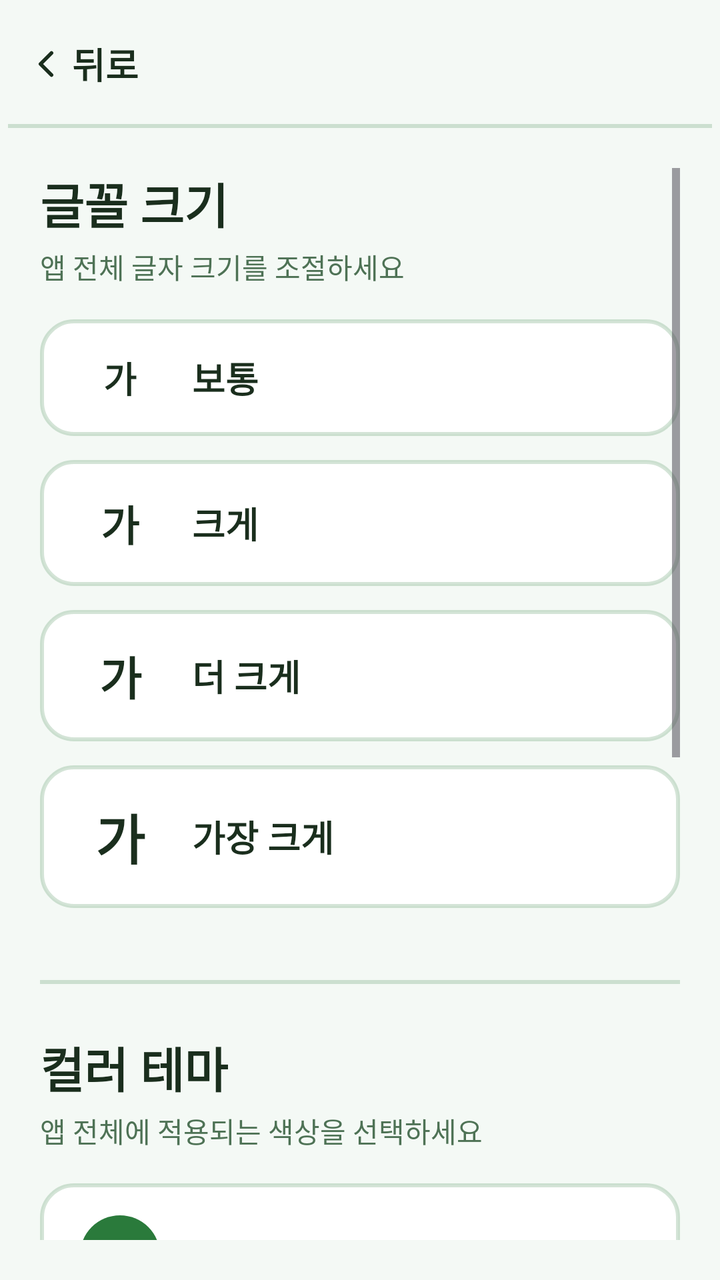
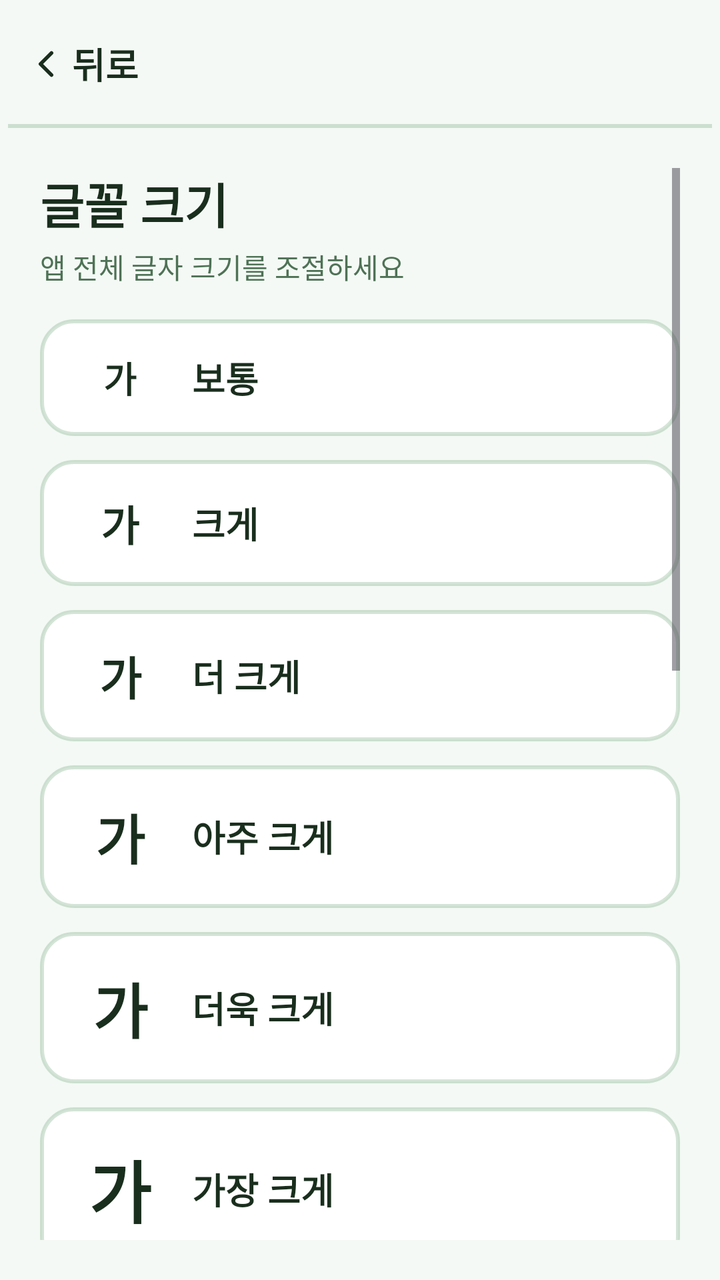

Before-and-after screenshots of an Android layout around one commit, followed by the original layout XML and the change that was made.
<!-- AndroidManifest.xml: application theme Theme.ParkGolf -->
<!-- res/layout/fragment_settings.xml -->
<?xml version="1.0" encoding="utf-8"?>
<LinearLayout xmlns:android="http://schemas.android.com/apk/res/android"
    android:layout_width="match_parent" android:layout_height="match_parent"
    android:orientation="vertical" android:background="?attr/parkBackground">

    <include android:id="@+id/topBar" layout="@layout/view_top_bar" />

    <ScrollView android:layout_width="match_parent" android:layout_height="0dp"
        android:layout_weight="1" android:fillViewport="true" android:padding="20dp">
        <LinearLayout android:layout_width="match_parent" android:layout_height="wrap_content"
            android:orientation="vertical">

            <TextView android:layout_width="wrap_content" android:layout_height="wrap_content"
                android:text="@string/font_size_title" android:textSize="@dimen/title_text"
                android:textStyle="bold" android:textColor="?attr/parkForeground" />
            <TextView android:layout_width="wrap_content" android:layout_height="wrap_content"
                android:text="@string/font_size_desc" android:textColor="?attr/parkMutedForeground"
                android:layout_marginTop="4dp" android:layout_marginBottom="16dp" />

            <LinearLayout android:id="@+id/rowFontNormal" style="@style/ThemeRow">
                <TextView android:layout_width="40dp" android:layout_height="wrap_content"
                    android:gravity="center" android:text="@string/font_preview_glyph"
                    android:textSize="18dp" android:textStyle="bold" android:textColor="?attr/parkForeground" />
                <TextView style="@style/ThemeRowLabel" android:text="@string/font_normal" />
                <ImageView android:id="@+id/checkFontNormal" style="@style/ThemeCheck" />
            </LinearLayout>
            <LinearLayout android:id="@+id/rowFontLarge" style="@style/ThemeRow">
                <TextView android:layout_width="40dp" android:layout_height="wrap_content"
                    android:gravity="center" android:text="@string/font_preview_glyph"
                    android:textSize="21dp" android:textStyle="bold" android:textColor="?attr/parkForeground" />
                <TextView style="@style/ThemeRowLabel" android:text="@string/font_large" />
                <ImageView android:id="@+id/checkFontLarge" style="@style/ThemeCheck" />
            </LinearLayout>
            <LinearLayout android:id="@+id/rowFontXlarge" style="@style/ThemeRow">
                <TextView android:layout_width="40dp" android:layout_height="wrap_content"
                    android:gravity="center" android:text="@string/font_preview_glyph"
                    android:textSize="23dp" android:textStyle="bold" android:textColor="?attr/parkForeground" />
                <TextView style="@style/ThemeRowLabel" android:text="@string/font_xlarge" />
                <ImageView android:id="@+id/checkFontXlarge" style="@style/ThemeCheck" />
            </LinearLayout>
            <LinearLayout android:id="@+id/rowFontXxlarge" style="@style/ThemeRow">
                <TextView android:layout_width="40dp" android:layout_height="wrap_content"
                    android:gravity="center" android:text="@string/font_preview_glyph"
                    android:textSize="27dp" android:textStyle="bold" android:textColor="?attr/parkForeground" />
                <TextView style="@style/ThemeRowLabel" android:text="@string/font_xxlarge" />
                <ImageView android:id="@+id/checkFontXxlarge" style="@style/ThemeCheck" />
            </LinearLayout>

            <View android:layout_width="match_parent" android:layout_height="2dp"
                android:background="?attr/parkBorder" android:layout_marginVertical="24dp" />

            <TextView android:layout_width="wrap_content" android:layout_height="wrap_content"
                android:text="@string/theme_section_title" android:textSize="@dimen/title_text"
                android:textStyle="bold" android:textColor="?attr/parkForeground" />
            <TextView android:layout_width="wrap_content" android:layout_height="wrap_content"
                android:text="@string/theme_section_desc" android:textColor="?attr/parkMutedForeground"
                android:layout_marginTop="4dp" android:layout_marginBottom="16dp" />

            <LinearLayout android:id="@+id/rowGreen" style="@style/ThemeRow">
                <View style="@style/ThemeSwatch" android:backgroundTint="@color/theme_green" />
                <TextView style="@style/ThemeRowLabel" android:text="@string/theme_green" />
                <ImageView android:id="@+id/checkGreen" style="@style/ThemeCheck" />
            </LinearLayout>
            <LinearLayout android:id="@+id/rowBlue" style="@style/ThemeRow">
                <View style="@style/ThemeSwatch" android:backgroundTint="@color/theme_blue" />
                <TextView style="@style/ThemeRowLabel" android:text="@string/theme_blue" />
                <ImageView android:id="@+id/checkBlue" style="@style/ThemeCheck" />
            </LinearLayout>
            <LinearLayout android:id="@+id/rowOrange" style="@style/ThemeRow">
                <View style="@style/ThemeSwatch" android:backgroundTint="@color/theme_orange" />
                <TextView style="@style/ThemeRowLabel" android:text="@string/theme_orange" />
                <ImageView android:id="@+id/checkOrange" style="@style/ThemeCheck" />
            </LinearLayout>
            <LinearLayout android:id="@+id/rowPurple" style="@style/ThemeRow">
                <View style="@style/ThemeSwatch" android:backgroundTint="@color/theme_purple" />
                <TextView style="@style/ThemeRowLabel" android:text="@string/theme_purple" />
                <ImageView android:id="@+id/checkPurple" style="@style/ThemeCheck" />
            </LinearLayout>

            <View android:layout_width="match_parent" android:layout_height="2dp"
                android:background="?attr/parkBorder" android:layout_marginVertical="24dp" />

            <TextView android:layout_width="wrap_content" android:layout_height="wrap_content"
                android:text="@string/default_name_title" android:textSize="@dimen/title_text"
                android:textStyle="bold" android:textColor="?attr/parkForeground" />
            <TextView android:layout_width="wrap_content" android:layout_height="wrap_content"
                android:text="@string/default_name_desc" android:textColor="?attr/parkMutedForeground"
                android:layout_marginTop="4dp" android:layout_marginBottom="16dp" />
            <LinearLayout android:layout_width="match_parent" android:layout_height="wrap_content"
                android:orientation="horizontal" android:gravity="center_vertical"
                android:background="@drawable/bg_card" android:paddingHorizontal="20dp" android:paddingVertical="16dp">
                <ImageView android:layout_width="20dp" android:layout_height="20dp"
                    android:src="@drawable/ic_user" android:importantForAccessibility="no" />
                <EditText android:id="@+id/etDefaultName"
                    android:layout_width="0dp" android:layout_height="wrap_content" android:layout_weight="1"
                    android:layout_marginStart="12dp" android:background="@android:color/transparent"
                    android:hint="@string/default_name_hint" android:textSize="@dimen/body_text"
                    android:textColor="?attr/parkForeground" android:inputType="text" />
            </LinearLayout>
        </LinearLayout>
    </ScrollView>
</LinearLayout>
<!-- res/layout/view_top_bar.xml (included above) -->
<?xml version="1.0" encoding="utf-8"?>
<androidx.constraintlayout.widget.ConstraintLayout
    xmlns:android="http://schemas.android.com/apk/res/android"
    xmlns:app="http://schemas.android.com/apk/res-auto"
    android:layout_width="match_parent"
    android:layout_height="wrap_content"
    android:background="?attr/parkBackground"
    android:minHeight="64dp"
    android:paddingHorizontal="4dp">

    <LinearLayout
        android:id="@+id/btnBack"
        android:layout_width="wrap_content"
        android:layout_height="@dimen/touch_min"
        android:orientation="horizontal"
        android:gravity="center_vertical"
        android:paddingHorizontal="8dp"
        android:background="?attr/selectableItemBackground"
        android:clickable="true"
        android:focusable="true"
        android:contentDescription="@string/back"
        app:layout_constraintStart_toStartOf="parent"
        app:layout_constraintTop_toTopOf="parent"
        app:layout_constraintBottom_toBottomOf="parent">
        <ImageView
            android:layout_width="22dp" android:layout_height="22dp"
            android:src="@drawable/ic_chevron_left"
            android:importantForAccessibility="no" />
        <TextView
            android:layout_width="wrap_content" android:layout_height="wrap_content"
            android:layout_marginStart="2dp"
            android:text="@string/back"
            android:textColor="?attr/parkForeground"
            android:textSize="@dimen/body_text"
            android:textStyle="bold" />
    </LinearLayout>

    <TextView
        android:id="@+id/tvBarTitle"
        android:layout_width="0dp"
        android:layout_height="wrap_content"
        android:gravity="center"
        android:textSize="@dimen/body_text"
        android:textStyle="bold"
        android:textColor="?attr/parkForeground"
        android:maxLines="1"
        android:ellipsize="end"
        app:layout_constraintStart_toEndOf="@id/btnBack"
        app:layout_constraintEnd_toStartOf="@id/barSpacer"
        app:layout_constraintTop_toTopOf="parent"
        app:layout_constraintBottom_toBottomOf="parent" />

    <Space
        android:id="@+id/barSpacer"
        android:layout_width="72dp"
        android:layout_height="1dp"
        app:layout_constraintEnd_toEndOf="parent"
        app:layout_constraintTop_toTopOf="parent" />

    <View android:layout_width="0dp" android:layout_height="@dimen/border_width"
        android:background="?attr/parkBorder"
        app:layout_constraintStart_toStartOf="parent"
        app:layout_constraintEnd_toEndOf="parent"
        app:layout_constraintBottom_toBottomOf="parent" />
</androidx.constraintlayout.widget.ConstraintLayout>
<!-- resources referenced by this layout -->
<resources>
  <color name="theme_blue">#1A6FA4</color>
  <color name="theme_green">#2A7A3B</color>
  <color name="theme_orange">#C2601A</color>
  <color name="theme_purple">#6B3FA0</color>
  <dimen name="body_text">18sp</dimen>
  <dimen name="border_width">2dp</dimen>
  <dimen name="title_text">24sp</dimen>
  <dimen name="touch_min">56dp</dimen>
  <!-- drawable bg_card (drawable) -->
  <?xml version="1.0" encoding="utf-8"?>
  <shape xmlns:android="http://schemas.android.com/apk/res/android" android:shape="rectangle">
      <solid android:color="@color/card" />
      <corners android:radius="@dimen/radius_card" />
      <stroke android:width="@dimen/border_width" android:color="?attr/parkBorder" />
  </shape>
  <!-- drawable ic_chevron_left (drawable) -->
  <vector xmlns:android="http://schemas.android.com/apk/res/android" android:width="24dp" android:height="24dp" android:viewportWidth="24" android:viewportHeight="24">
      <path android:strokeColor="?attr/parkForeground" android:strokeWidth="2" android:strokeLineCap="round" android:strokeLineJoin="round" android:pathData="M15,18 L9,12 L15,6" />
  </vector>
  <string name="back">뒤로</string>
  <string name="default_name_desc">게임 시작 시 첫 번째 플레이어로 표시되는 이름입니다</string>
  <string name="default_name_hint">이름을 입력하세요</string>
  <string name="default_name_title">기본 이름</string>
  <string name="font_large">크게</string>
  <string name="font_normal">보통</string>
  <string name="font_preview_glyph">가</string>
  <string name="font_size_desc">앱 전체 글자 크기를 조절하세요</string>
  <string name="font_size_title">글꼴 크기</string>
  <string name="font_xlarge">더 크게</string>
  <string name="font_xxlarge">가장 크게</string>
  <string name="theme_blue">파랑</string>
  <string name="theme_green">초록</string>
  <string name="theme_orange">주황</string>
  <string name="theme_purple">보라</string>
  <string name="theme_section_desc">앱 전체에 적용되는 색상을 선택하세요</string>
  <string name="theme_section_title">컬러 테마</string>
  <style name="ThemeCheck">
          <item name="android:layout_width">24dp</item>
          <item name="android:layout_height">24dp</item>
          <item name="android:src">@drawable/ic_check</item>
          <item name="android:visibility">gone</item>
          <item name="android:tint">?attr/parkPrimary</item>
      </style>
  <style name="ThemeRowLabel">
          <item name="android:layout_width">0dp</item>
          <item name="android:layout_height">wrap_content</item>
          <item name="android:layout_weight">1</item>
          <item name="android:layout_marginStart">16dp</item>
          <item name="android:textSize">@dimen/body_text</item>
          <item name="android:textStyle">bold</item>
          <item name="android:textColor">?attr/parkForeground</item>
      </style>
  <style name="ThemeSwatch">
          <item name="android:layout_width">40dp</item>
          <item name="android:layout_height">40dp</item>
          <item name="android:background">@drawable/circle_solid</item>
      </style>
  <style name="Theme.ParkGolf" parent="Theme.ParkGolf.Green" />
  <color name="card">#FFFFFF</color>
  <dimen name="radius_card">16dp</dimen>
  <!-- drawable ic_check (drawable) -->
  <vector xmlns:android="http://schemas.android.com/apk/res/android" android:width="24dp" android:height="24dp" android:viewportWidth="24" android:viewportHeight="24">
      <path android:strokeColor="?attr/parkForeground" android:strokeWidth="2.5" android:strokeLineCap="round" android:strokeLineJoin="round" android:pathData="M20,6 L9,17 L4,12" />
  </vector>
  <!-- drawable circle_solid (drawable) -->
  <shape xmlns:android="http://schemas.android.com/apk/res/android" android:shape="oval">
      <solid android:color="#FFFFFF" />
  </shape>
  <style name="Theme.ParkGolf.Base" parent="Theme.Material3.DayNight.NoActionBar">
          <item name="colorOnPrimary">@color/on_primary</item>
          <item name="android:textColorPrimary">?attr/parkForeground</item>
      </style>
  <color name="on_primary">#FFFFFF</color>
  <!-- unchanged entries left out for length: 3 -->
</resources>

<!-- the commit's change to res/layout/fragment_settings.xml (unified diff, before → after) -->
@@ -44,6 +44,20 @@
                     android:textSize="27dp" android:textStyle="bold" android:textColor="?attr/parkForeground" />
                 <TextView style="@style/ThemeRowLabel" android:text="@string/font_xxlarge" />
                 <ImageView android:id="@+id/checkFontXxlarge" style="@style/ThemeCheck" />
+            </LinearLayout>
+            <LinearLayout android:id="@+id/rowFontXxxlarge" style="@style/ThemeRow">
+                <TextView android:layout_width="40dp" android:layout_height="wrap_content"
+                    android:gravity="center" android:text="@string/font_preview_glyph"
+                    android:textSize="30dp" android:textStyle="bold" android:textColor="?attr/parkForeground" />
+                <TextView style="@style/ThemeRowLabel" android:text="@string/font_xxxlarge" />
+                <ImageView android:id="@+id/checkFontXxxlarge" style="@style/ThemeCheck" />
+            </LinearLayout>
+            <LinearLayout android:id="@+id/rowFontXxxxlarge" style="@style/ThemeRow">
+                <TextView android:layout_width="40dp" android:layout_height="wrap_content"
+                    android:gravity="center" android:text="@string/font_preview_glyph"
+                    android:textSize="34dp" android:textStyle="bold" android:textColor="?attr/parkForeground" />
+                <TextView style="@style/ThemeRowLabel" android:text="@string/font_xxxxlarge" />
+                <ImageView android:id="@+id/checkFontXxxxlarge" style="@style/ThemeCheck" />
             </LinearLayout>
 
             <View android:layout_width="match_parent" android:layout_height="2dp"
<!-- resource entries referenced after the edit -->
@@ -29,7 +29,9 @@
   <string name="font_size_desc">앱 전체 글자 크기를 조절하세요</string>
   <string name="font_size_title">글꼴 크기</string>
   <string name="font_xlarge">더 크게</string>
-  <string name="font_xxlarge">가장 크게</string>
+  <string name="font_xxlarge">아주 크게</string>
+  <string name="font_xxxlarge">더욱 크게</string>
+  <string name="font_xxxxlarge">가장 크게</string>
   <string name="theme_blue">파랑</string>
   <string name="theme_green">초록</string>
   <string name="theme_orange">주황</string>
